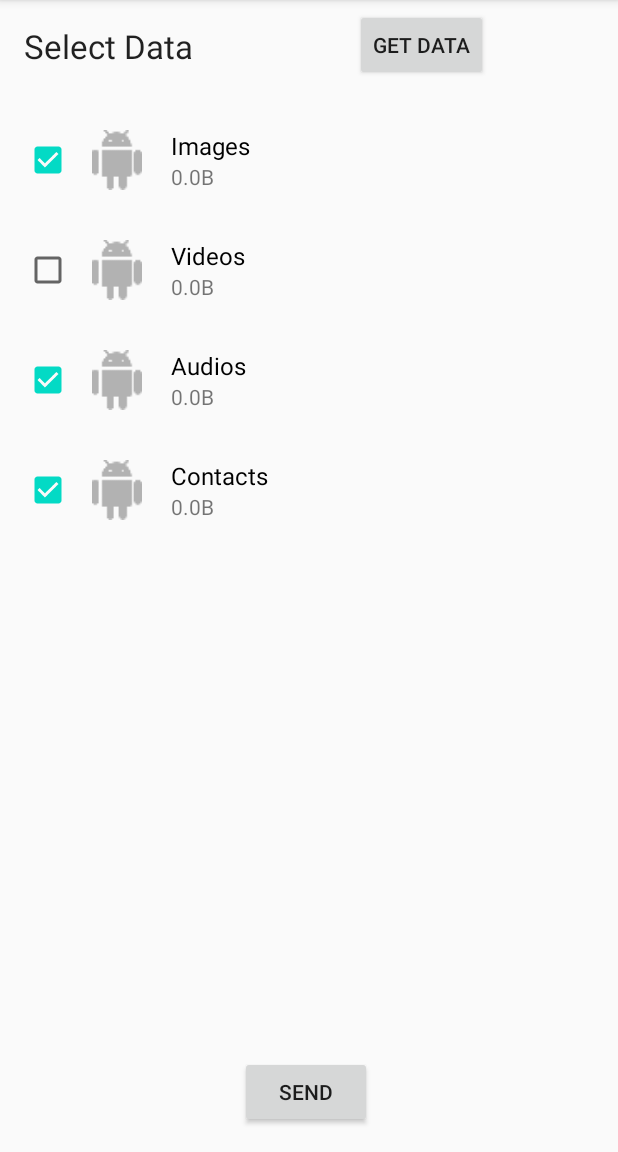
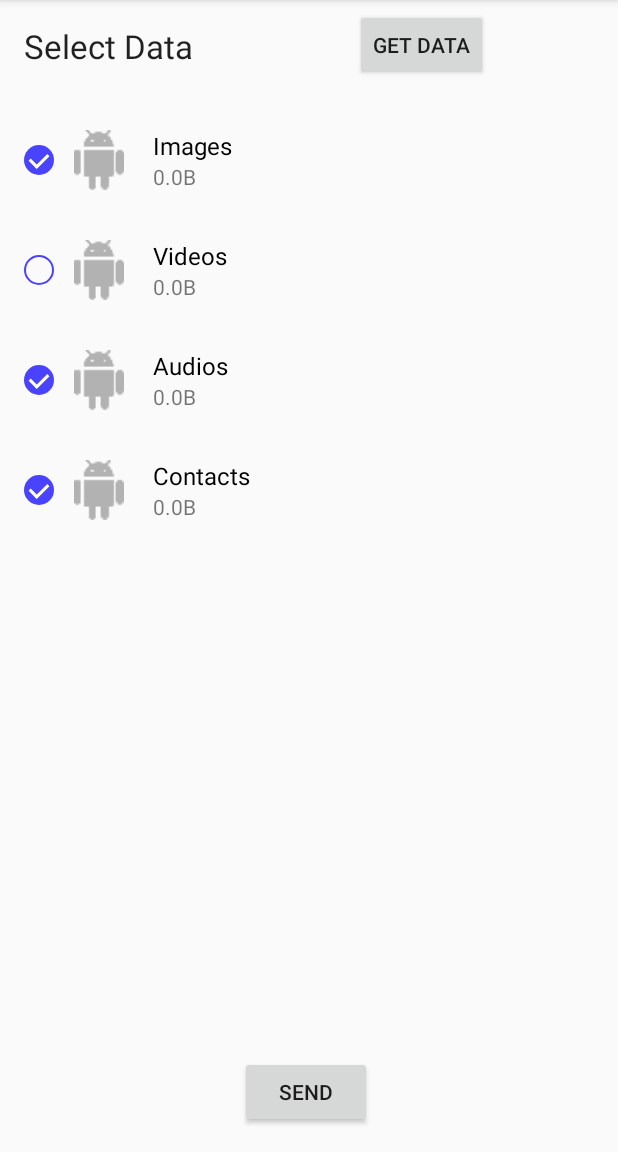
Before and after one commit to taido98/TransferData, an Android app: the SelectDataActivity screen opened directly, with no data from a screen before it, on a phone screen of 412 x 824 dp, the part 84-1236 px from its top. Run offline under Robolectric (Android 15) with nearby library versions, the phone set to English and light mode, and no system bars; 2 statements that could not run were skipped.

Commit message:
checkbox ui improve

```diff
--- /dev/null
+++ b/app/src/main/res/drawable/checked.xml
@@ -0,0 +1,37 @@
+<?xml version="1.0" encoding="utf-8"?>
+<selector xmlns:android="http://schemas.android.com/apk/res/android">
+    <item android:state_checked="true">
+        <layer-list>
+            <item>
+                <shape android:shape="oval">
+                    <gradient android:angle="0" android:centerColor="#4943FF" android:endColor="#4943FF" android:startColor="#4943FF" />
+                    <size android:width="20dp" android:height="20dp" />
+                </shape>
+            </item>
+
+            <item android:width="7.5dp" android:height="2dp" android:left="3dp" android:top="11.5dp">
+                <rotate android:fromDegrees="45">
+                    <shape android:shape="rectangle">
+                        <solid android:color="#fff" />
+                    </shape>
+                </rotate>
+            </item>
+
+            <item android:width="12dp" android:height="2dp" android:left="6.2dp" android:top="10dp">
+                <rotate android:fromDegrees="-45">
+                    <shape android:shape="rectangle">
+                        <solid android:color="#fff" />
+                    </shape>
+                </rotate>
+            </item>
+        </layer-list>
+    </item>
+    <item android:state_checked="false">
+        <shape android:shape="oval">
+            <stroke android:width="1dp" android:color="#4943FF" />
+            <gradient android:angle="0" android:centerColor="#00FFFFFF" android:endColor="#00FFFFFF" android:startColor="#00FFFFFF" />
+            <size android:width="20dp" android:height="20dp" />
+        </shape>
+    </item>
+
+</selector>
--- /dev/null
+++ b/app/src/main/res/drawable/custom_checkbox.xml
@@ -0,0 +1,9 @@
+<?xml version="1.0" encoding="utf-8"?>
+<selector xmlns:android="http://schemas.android.com/apk/res/android" >
+    <item android:state_checked="true"
+        android:drawable="@drawable/checked" />
+    <item android:state_pressed="true"
+        android:drawable="@drawable/checked" />
+    <item android:state_pressed="false"
+        android:drawable="@drawable/unchecked" />
+</selector>
--- /dev/null
+++ b/app/src/main/res/drawable/unchecked.xml
@@ -0,0 +1,15 @@
+<?xml version="1.0" encoding="UTF-8"?>
+<shape xmlns:android="http://schemas.android.com/apk/res/android"
+    android:shape="oval">
+    <stroke
+        android:width="1dp"
+        android:color="#4943FF" />
+    <gradient
+        android:angle="0"
+        android:centerColor="#00FFFFFF"
+        android:endColor="#00FFFFFF"
+        android:startColor="#00FFFFFF" />
+    <size
+        android:width="20dp"
+        android:height="20dp" />
+</shape>
--- a/app/src/main/res/layout/data_item.xml
+++ b/app/src/main/res/layout/data_item.xml
@@ -38,11 +38,12 @@
     <CheckBox
         android:id="@+id/checkBox"
         android:layout_width="wrap_content"
-        android:layout_height="20dp"
+        android:layout_height="wrap_content"
         android:layout_marginStart="16dp"
         android:layout_marginLeft="16dp"
         android:layout_marginEnd="16dp"
         android:layout_marginRight="16dp"
+        android:button="@drawable/custom_checkbox"
         app:layout_constraintBottom_toBottomOf="@+id/image_type"
         app:layout_constraintEnd_toStartOf="@+id/image_type"
         app:layout_constraintStart_toStartOf="parent"
@@ -60,4 +61,5 @@
         app:layout_constraintEnd_toEndOf="parent"
         app:layout_constraintStart_toStartOf="@+id/data_type"
         app:layout_constraintTop_toBottomOf="@+id/data_type" />
+
 </androidx.constraintlayout.widget.ConstraintLayout>
```
